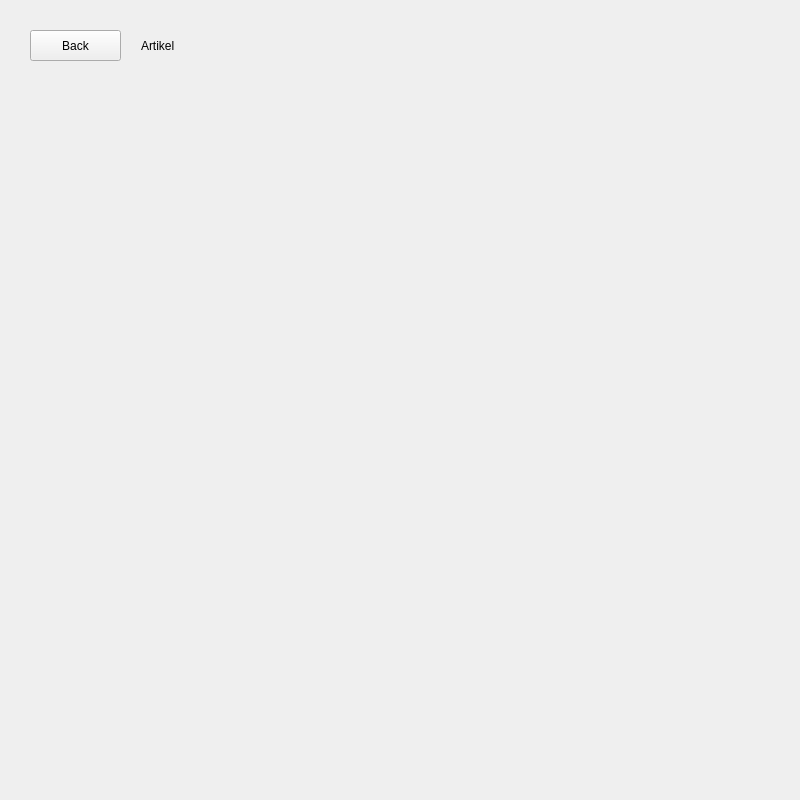
luis-we/SchulaufgabePRO, file overviewartikel.ui: the form before one commit.
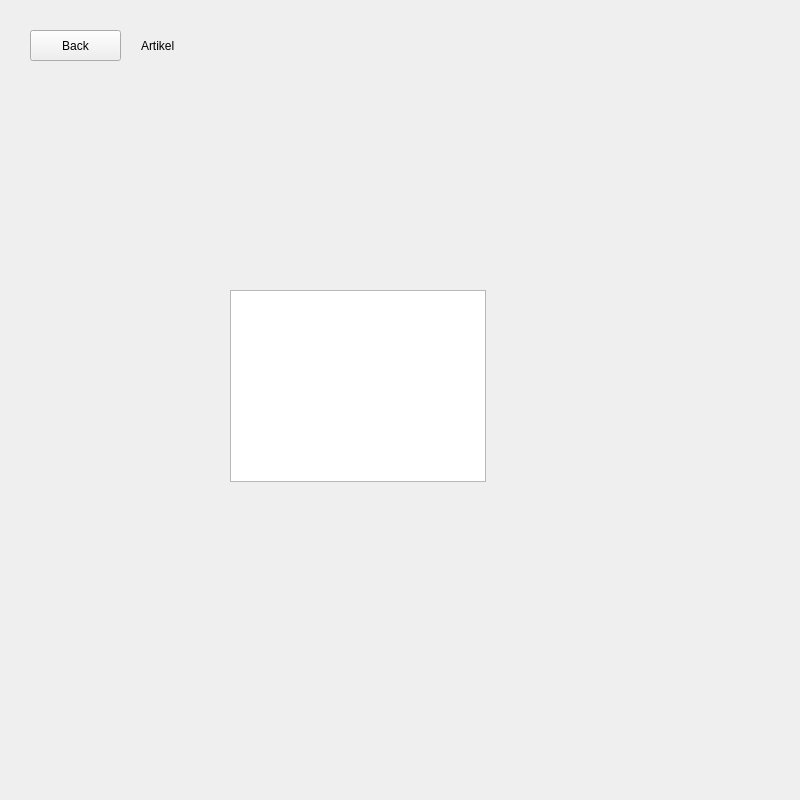
The form after the commit.

Commit message: Stefan first branch commit

The edit to the form file:
```diff
--- a/overviewartikel.ui
+++ b/overviewartikel.ui
@@ -39,6 +39,16 @@
     <string>Artikel</string>
    </property>
   </widget>
+  <widget class="QListView" name="listView">
+   <property name="geometry">
+    <rect>
+     <x>230</x>
+     <y>290</y>
+     <width>256</width>
+     <height>192</height>
+    </rect>
+   </property>
+  </widget>
  </widget>
  <resources/>
  <connections/>
```
